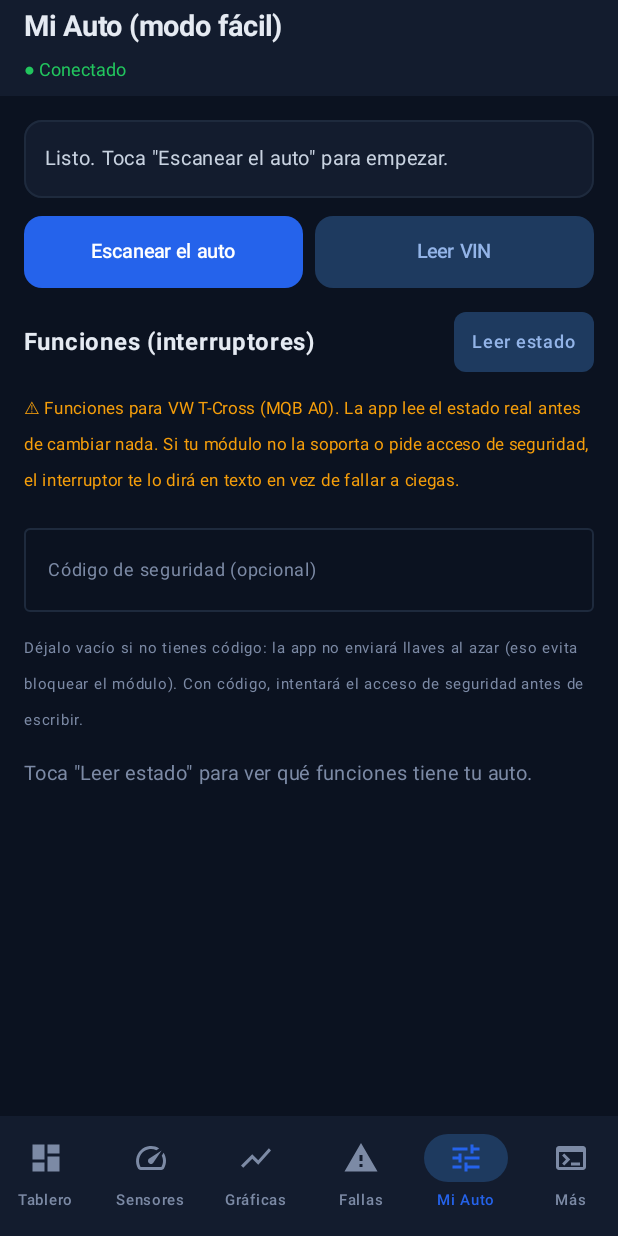
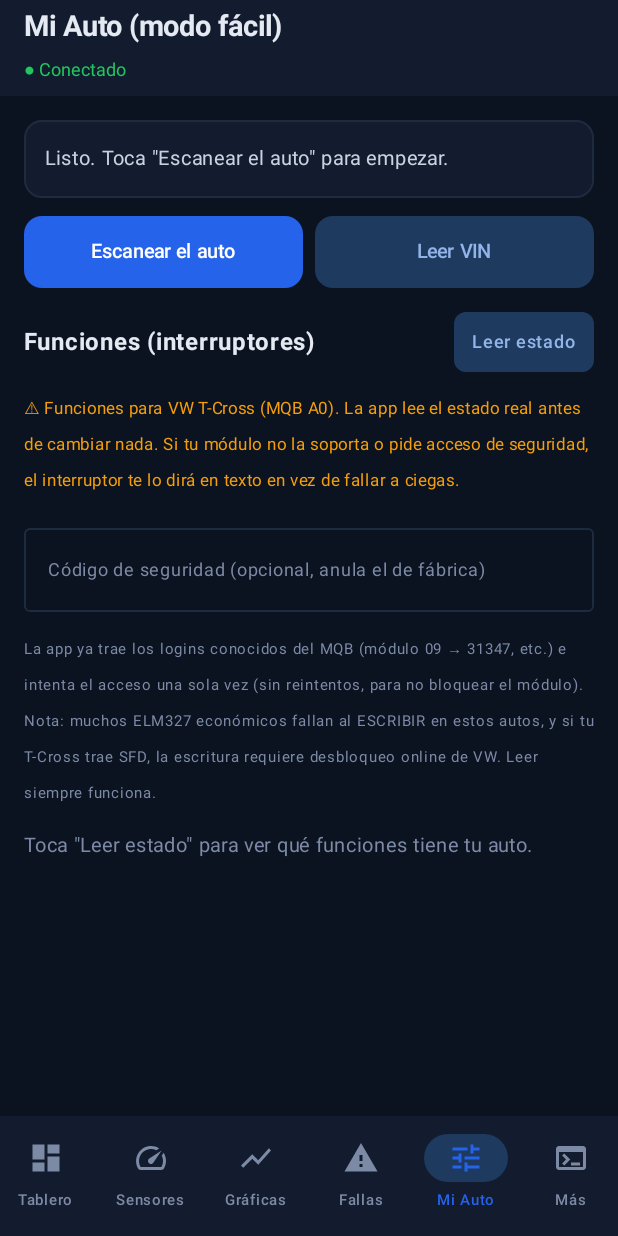
Before and after one commit to jarmzcomz/OBD2, an Android app built with Jetpack Compose: the HomeScreen screen opened through its navigation route, item 5 of the bottom bar chosen, on a phone screen of 412 x 824 dp. Run offline under Robolectric (Android 15) with nearby library versions, the phone set to English and light mode, and no system bars.

Commit message:
feat: acceso de seguridad estatico MQB con logins conocidos por modulo (27 01/02), un solo intento

```diff
--- a/auto-diag-suite/android/app/src/main/java/com/autodiag/ui/HomeScreen.kt
+++ b/auto-diag-suite/android/app/src/main/java/com/autodiag/ui/HomeScreen.kt
@@ -412,8 +412,8 @@ private fun VagTab(vm: VagViewModel) {
             OutlinedTextField(
                 value = securityCode,
                 onValueChange = { vm.setSecurityCode(it) },
-                label = { Text("Código de seguridad (opcional)", fontSize = 12.sp) },
-                placeholder = { Text("Pega aquí tu código de VCDS/OBDeleven", fontSize = 12.sp) },
+                label = { Text("Código de seguridad (opcional, anula el de fábrica)", fontSize = 12.sp) },
+                placeholder = { Text("Ej. 31347 — déjalo vacío para usar el conocido", fontSize = 12.sp) },
                 singleLine = true,
                 modifier = Modifier.fillMaxWidth(),
                 colors = OutlinedTextFieldDefaults.colors(
@@ -428,8 +428,10 @@ private fun VagTab(vm: VagViewModel) {
         }
         item {
             Text(
-                "Déjalo vacío si no tienes código: la app no enviará llaves al azar (eso evita " +
-                    "bloquear el módulo). Con código, intentará el acceso de seguridad antes de escribir.",
+                "La app ya trae los logins conocidos del MQB (módulo 09 → 31347, etc.) e intenta " +
+                    "el acceso una sola vez (sin reintentos, para no bloquear el módulo). Nota: muchos " +
+                    "ELM327 económicos fallan al ESCRIBIR en estos autos, y si tu T-Cross trae SFD, la " +
+                    "escritura requiere desbloqueo online de VW. Leer siempre funciona.",
                 color = Color(0xFF7C8AA5), fontSize = 10.sp
             )
         }
```
Also changed, not shown: auto-diag-suite/android/app/src/main/java/com/autodiag/data/VagCatalog.kt (+12 -5 lines), auto-diag-suite/android/app/src/main/java/com/autodiag/viewmodel/VagViewModel.kt (+38 -18 lines).
